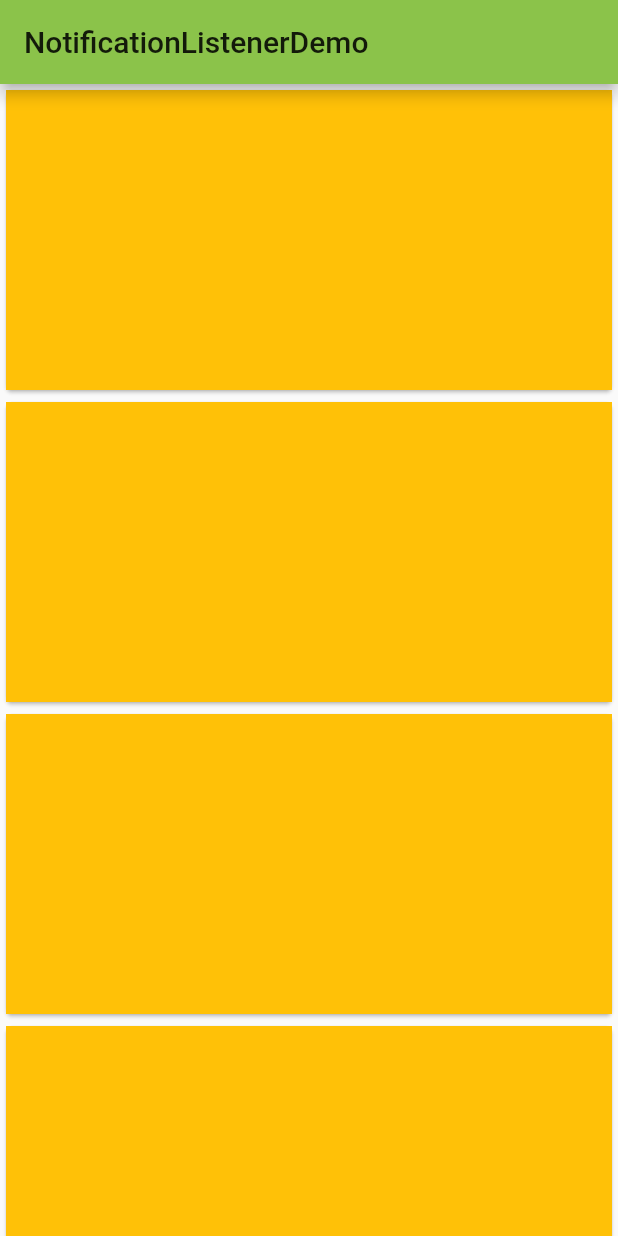
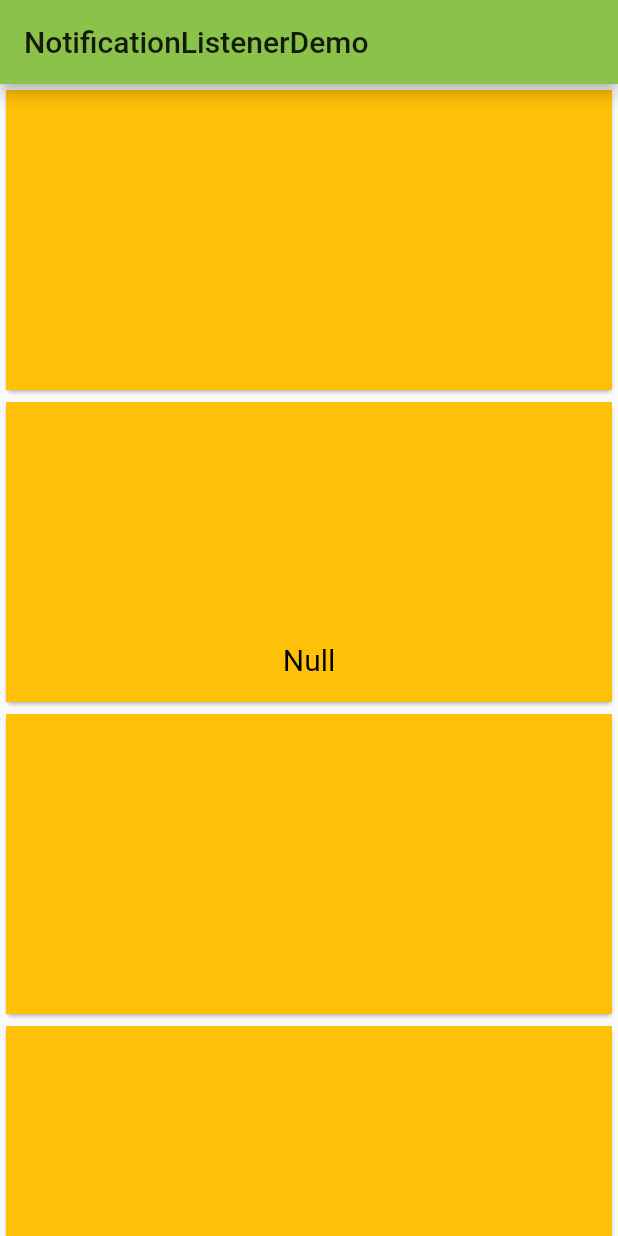
Before and after one commit to youmitsu/notification_listener_demo_app, a Flutter app: the screen it shows after launch, on a phone screen of 412 x 824 dp. Run offline on Flutter 3.47's test engine with Material 2 defaults, Android fonts, the phone set to English and light mode, and no system bars; our stand-ins replace logger.

Commit message:
implement ui

```diff
--- a/lib/main.dart
+++ b/lib/main.dart
@@ -1,4 +1,5 @@
 import 'package:flutter/material.dart';
+import 'package:logger/logger.dart';
 
 void main() {
   runApp(MyApp());
@@ -26,6 +27,7 @@ class HomePage extends StatefulWidget {
 
 class _HomePageState extends State<HomePage> {
   static const length = 5;
+  ScrollNotification _notification = null;
 
   @override
   Widget build(BuildContext context) {
@@ -33,10 +35,34 @@ class _HomePageState extends State<HomePage> {
       appBar: AppBar(
         title: Text('NotificationListenerDemo'),
       ),
-      body: SingleChildScrollView(
-        child: Column(
-          children: _buildCards(),
-        ),
+      body: Stack(
+        children: <Widget>[
+          NotificationListener<ScrollNotification>(
+            child: SingleChildScrollView(
+              child: Column(
+                children: _buildCards(),
+              ),
+            ),
+            onNotification: (notification) {
+              Logger()..d(notification);
+              setState(() {
+                _notification = notification;
+              });
+              return false;
+            },
+          ),
+          Center(
+            child: DefaultTextStyle(
+              style: TextStyle(
+                fontSize: 20,
+                color: Colors.black,
+              ),
+              child: Text(
+                _notification.runtimeType.toString(),
+              ),
+            ),
+          ),
+        ],
       ),
     );
   }
--- a/pubspec.yaml
+++ b/pubspec.yaml
@@ -28,6 +28,7 @@ dependencies:
   # The following adds the Cupertino Icons font to your application.
   # Use with the CupertinoIcons class for iOS style icons.
   cupertino_icons: ^0.1.3
+  logger:
 
 dev_dependencies:
   flutter_test:
```
Also changed, not shown: pubspec.lock.
